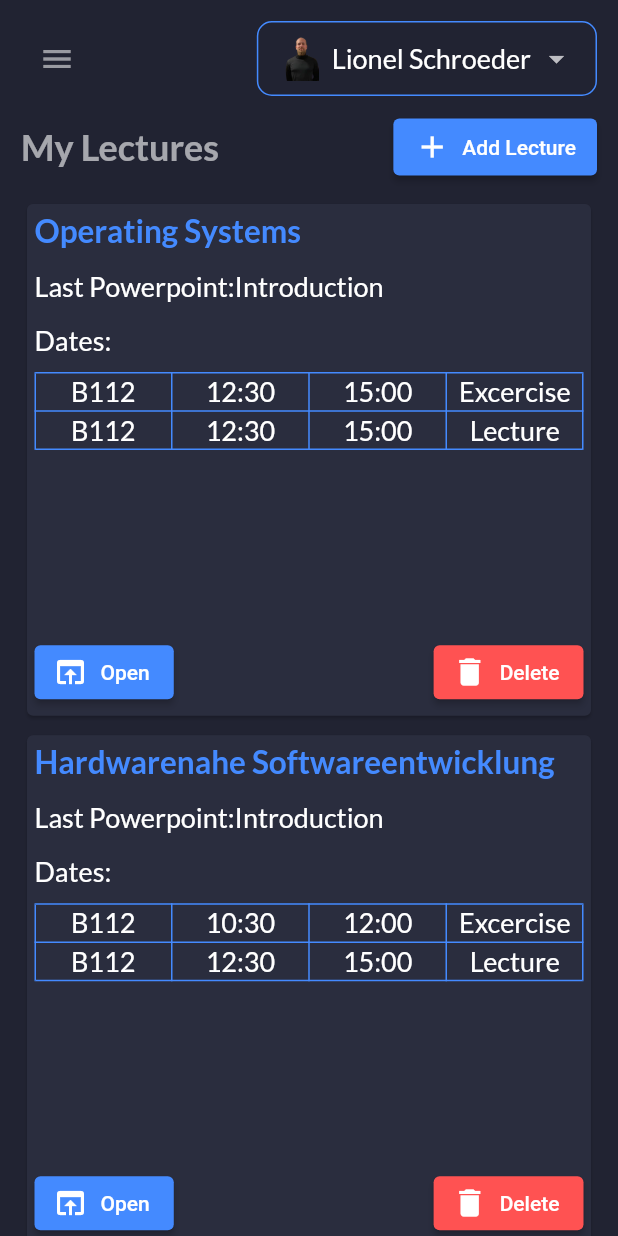
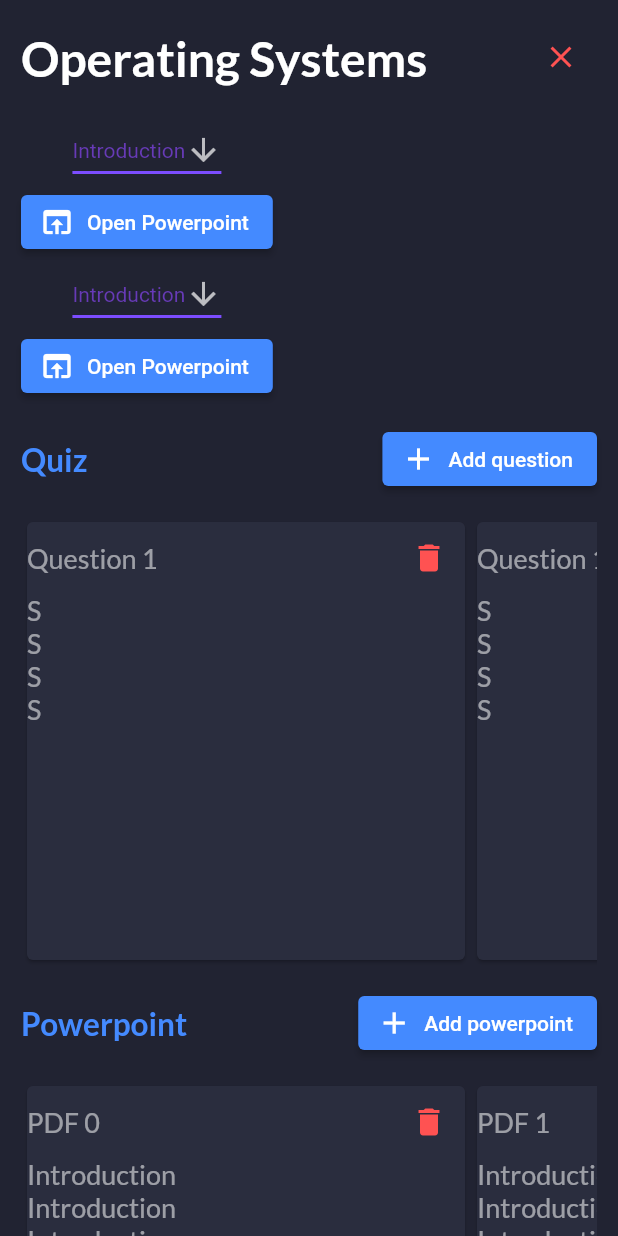
Before and after one commit to SchroederLionel/Crayon_Management, a Flutter app: the Dashboard screen opened by its route, after a tap on "Open", on a phone screen of 412 x 824 dp. Run offline on Flutter 3.47's test engine with Material 2 defaults, Android fonts, the phone set to English and light mode, and no system bars; our stand-ins replace flip_card, google_fonts, scrollable_positioned_list, url_strategy; missing offline and left inert: pdf_render; generated files the repository leaves out were written again.

Commit message:
Presentaion Mode

```diff
--- /dev/null
+++ b/lib/custom_scroll_behavior.dart
@@ -0,0 +1,11 @@
+import 'package:flutter/gestures.dart';
+import 'package:flutter/material.dart';
+
+class CustomScrollBehavior extends MaterialScrollBehavior {
+  // Override behavior methods and getters like dragDevices
+  @override
+  Set<PointerDeviceKind> get dragDevices => {
+        PointerDeviceKind.touch,
+        PointerDeviceKind.mouse,
+      };
+}
--- a/lib/providers/theme_provider.dart
+++ b/lib/providers/theme_provider.dart
@@ -6,7 +6,7 @@ class ThemeProvider extends ChangeNotifier {
   static const hex_primary_color = 0xFF2A2D3E;
   ThemeData light = ThemeData(
       primaryColor: Colors.blueAccent,
-      iconTheme: IconThemeData(color: Colors.black),
+      iconTheme: const IconThemeData(color: Colors.black),
       elevatedButtonTheme: ElevatedButtonThemeData(
           style: ButtonStyle(
         backgroundColor: MaterialStateProperty.all<Color>(Colors.blueAccent),
--- a/lib/route/route.dart
+++ b/lib/route/route.dart
@@ -1,3 +1,5 @@
+import 'package:crayon_management/datamodels/lecture.dart';
+import 'package:crayon_management/screens/presentation/presentation_screen.dart';
 import 'package:flutter/material.dart';
 
 import 'package:crayon_management/screens/login_registration/login.dart';
@@ -8,7 +10,7 @@ import 'package:crayon_management/screens/login_registration/registration.dart';
 const String loginScreen = 'login';
 const String registration = 'registration';
 const String dashboard = 'dashboard';
-const String settings = 'settings';
+const String presentation = 'presentation';
 
 /// Routes of the application.
 Route<dynamic> controller(RouteSettings routerSettings) {
@@ -20,6 +22,11 @@ Route<dynamic> controller(RouteSettings routerSettings) {
           builder: (context) => const RegistrationScreen());
     case dashboard:
       return MaterialPageRoute(builder: (context) => const Dashboard());
+    case presentation:
+      return MaterialPageRoute(
+          builder: (context) => PresentationScreen(
+                lecture: routerSettings.arguments as Lecture,
+              ));
     default:
       return MaterialPageRoute(builder: (context) => const LoginScreen());
   }
--- a/lib/screens/dashboard/components/header.dart
+++ b/lib/screens/dashboard/components/header.dart
@@ -9,8 +9,6 @@ class Header extends StatelessWidget {
 
   @override
   Widget build(BuildContext context) {
-    final menuProvider = Provider.of<MenuProvider>(context, listen: false);
-
     return Row(
       children: [
         if (!Responsive.isDesktop(context))
--- a/lib/screens/dashboard/components/lecture_info_card.dart
+++ b/lib/screens/dashboard/components/lecture_info_card.dart
@@ -1,5 +1,6 @@
 import 'package:crayon_management/datamodels/lecture.dart';
 import 'package:flutter/material.dart';
+import 'package:crayon_management/route/route.dart' as route;
 
 class LectureInfoCard extends StatelessWidget {
   final Lecture lecture;
@@ -94,7 +95,10 @@ class LectureInfoCard extends StatelessWidget {
                 mainAxisAlignment: MainAxisAlignment.spaceBetween,
                 children: [
                   ElevatedButton.icon(
-                      onPressed: () {},
+                      onPressed: () {
+                        Navigator.pushNamed(context, route.presentation,
+                            arguments: lecture);
+                      },
                       icon: Icon(Icons.open_in_browser),
                       label: Text('Open')),
                   ElevatedButton.icon(
--- a/lib/screens/dashboard/components/side_menu.dart
+++ b/lib/screens/dashboard/components/side_menu.dart
@@ -14,7 +14,7 @@ class SideMenu extends StatelessWidget {
     return Drawer(
       elevation: 16,
       child: Container(
-        color: Color(0xFF2A2D3E),
+        color: const Color(0xFF2A2D3E),
         child: SingleChildScrollView(
           child: Column(
             children: [
@@ -29,19 +29,19 @@ class SideMenu extends StatelessWidget {
                 icon: Icons.account_circle,
                 pressed: () {},
               ),
-              DrawerListTile(
-                title: 'Brightness',
-                icon: Icons.lightbulb_outline,
-                pressed: () {
-                  themeProvider.swapTheme();
-                },
+              Consumer<ThemeProvider>(
+                builder: (context, theme, child) => DrawerListTile(
+                  title: 'Brightness',
+                  icon: Icons.lightbulb_outline,
+                  pressed: () {
+                    themeProvider.swapTheme();
+                  },
+                ),
               ),
               DrawerListTile(
                 title: 'Logout',
                 icon: Icons.logout,
-                pressed: () {
-                  print('settings');
-                },
+                pressed: () {},
               ),
             ],
           ),
--- /dev/null
+++ b/lib/screens/presentation/components/controls.dart
@@ -0,0 +1,164 @@
+import 'dart:convert';
+
+import 'package:flutter/material.dart';
+
+import 'package:pdf_render/pdf_render_widgets.dart';
+import 'package:provider/provider.dart';
+import 'package:scrollable_positioned_list/scrollable_positioned_list.dart';
+
+class Controls extends StatelessWidget {
+  Controls({Key? key}) : super(key: key);
+
+  _launchURL(BuildContext context) {
+    ItemScrollController _scrollController = ItemScrollController();
+    double width = MediaQuery.of(context).size.width;
+    double height = MediaQuery.of(context).size.height;
+    Size size = new Size(width, height);
+    String pdf = 'assets/test.pdf';
+    showGeneralDialog(
+        barrierColor: Colors.black,
+        context: context,
+        pageBuilder: (_, __, ___) {
+          return Material(
+            child: Stack(
+              children: [
+                Flexible(
+                  child: PdfDocumentLoader.openAsset(
+                    pdf,
+                    documentBuilder: (context, pdfDocument, pageCount) =>
+                        ScrollablePositionedList.builder(
+                            minCacheExtent: 4,
+                            physics: NeverScrollableScrollPhysics(),
+                            scrollDirection: Axis.horizontal,
+                            itemScrollController: _scrollController,
+                            itemCount: pageCount,
+                            itemBuilder: (context, index) => Container(
+                                  width: width,
+                                  child: PdfPageView(
+                                    pageBuilder: (context,
+                                        PdfPageTextureBuilder textureBuilder,
+                                        pageSize) {
+                                      return textureBuilder();
+                                    },
+                                    //pdfDocument: pdfDocument,
+                                    pageNumber: index + 1,
+                                  ),
+                                )),
+                    onError: (err) {
+                      print(err);
+                    },
+                  ),
+                ),
+                Center(
+                  child: Container(
+                    color: Colors.blue,
+                    child: Row(
+                      mainAxisSize: MainAxisSize.max,
+                      mainAxisAlignment: MainAxisAlignment.spaceBetween,
+                      children: [
+                        IconButton(
+                            onPressed: () {
+                              _scrollController.scrollTo(
+                                  index: 1,
+                                  duration: Duration(milliseconds: 200));
+                            },
+                            icon: Icon(
+                              Icons.arrow_left,
+                              color: Colors.black,
+                              size: 24,
+                            )),
+                        IconButton(
+                            onPressed: () {
+                              _scrollController.scrollTo(
+                                  index: 2,
+                                  duration: Duration(milliseconds: 200));
+                            },
+                            icon: Icon(
+                              Icons.arrow_right,
+                              color: Colors.black,
+                              size: 24,
+                            )),
+                      ],
+                    ),
+                  ),
+                )
+              ],
+            ),
+          );
+        });
+
+    //
+  }
+
+  @override
+  Widget build(BuildContext context) {
+    bool isScreenWide = MediaQuery.of(context).size.width >= 650;
+
+    return Flex(
+      direction: isScreenWide ? Axis.horizontal : Axis.vertical,
+      children: [
+        CustomDropDown(),
+        ElevatedButton.icon(
+            onPressed: () => _launchURL(context),
+            icon: Icon(Icons.open_in_browser),
+            label: Text('Open Powerpoint')),
+        CustomDropDown(),
+        ElevatedButton.icon(
+            onPressed: () {},
+            icon: Icon(Icons.open_in_browser),
+            label: Text('Open Powerpoint')),
+      ],
+    );
+  }
+}
+
+class CustomDropDown extends StatelessWidget {
+  const CustomDropDown({Key? key}) : super(key: key);
+  final String dropdownValue = 'Introduction';
+  @override
+  Widget build(BuildContext context) {
+    return DropdownButton<String>(
+        value: dropdownValue,
+        icon: const Icon(Icons.arrow_downward),
+        iconSize: 24,
+        elevation: 16,
+        style: const TextStyle(color: Colors.deepPurple),
+        underline: Container(
+          height: 2,
+          color: Colors.deepPurpleAccent,
+        ),
+        onChanged: (String? newValue) {},
+        items: <String>['Introduction', 'Chapter 1', 'Chapter 2', 'Chapter 3']
+            .map<DropdownMenuItem<String>>((String value) {
+          return DropdownMenuItem<String>(
+            value: value,
+            child: Text(value),
+          );
+        }).toList());
+  }
+}
+
+
+
+
+
+/**
+ *
+ *
+
+
+     /*FloatingActionButton(
+                  onPressed: () => Navigator.of(context).pop(),
+                  child: Icon(Icons.close)),
+              FloatingActionButton(
+                child: Icon(Icons.first_page),
+                onPressed: () => controller.ready?.goToPage(pageNumber: 1),
+              ),
+              FloatingActionButton(
+                child: Icon(Icons.last_page),
+                onPressed: () => controller.ready
+                    ?.goToPage(pageNumber: controller.currentPageNumber),
+              ),*/
+
+ *
+ */
--- /dev/null
+++ b/lib/screens/presentation/components/powerpoints.dart
@@ -0,0 +1,68 @@
+import 'package:flutter/material.dart';
+
+class Powerpoints extends StatelessWidget {
+  const Powerpoints({Key? key}) : super(key: key);
+
+  @override
+  Widget build(BuildContext context) {
+    return Column(
+      children: [
+        Row(
+          mainAxisAlignment: MainAxisAlignment.spaceBetween,
+          children: [
+            Text(
+              'Powerpoint',
+              style: Theme.of(context).textTheme.subtitle1,
+            ),
+            ElevatedButton.icon(
+                onPressed: () {},
+                icon: Icon(Icons.add),
+                label: Text('Add powerpoint'))
+          ],
+        ),
+        const SizedBox(
+          height: 14,
+        ),
+        Container(
+          height: 150,
+          child: ListView.builder(
+            shrinkWrap: true,
+            scrollDirection: Axis.horizontal,
+            itemCount: 30,
+            itemBuilder: (context, index) {
+              return Container(
+                height: 150,
+                width: 300,
+                child: Card(
+                  child: Column(
+                    children: [
+                      Row(
+                        mainAxisAlignment: MainAxisAlignment.spaceBetween,
+                        children: [
+                          Text('PDF $index'),
+                          IconButton(
+                              onPressed: () {},
+                              icon: const Icon(
+                                Icons.delete,
+                                color: Colors.redAccent,
+                              ))
+                        ],
+                      ),
+                      Expanded(
+                        child: ListView.builder(
+                            itemCount: 4,
+                            itemBuilder: (context, index) {
+                              return Text('Introduction');
+                            }),
+                      )
+                    ],
+                  ),
+                ),
+              );
+            },
+          ),
+        ),
+      ],
+    );
+  }
+}
--- /dev/null
+++ b/lib/screens/presentation/components/quiz.dart
@@ -0,0 +1,103 @@
+import 'package:flutter/material.dart';
+import 'package:flutter/rendering.dart';
+
+class Quiz extends StatelessWidget {
+  const Quiz({Key? key}) : super(key: key);
+
+  @override
+  Widget build(BuildContext context) {
+    return Column(
+      mainAxisSize: MainAxisSize.min,
+      crossAxisAlignment: CrossAxisAlignment.start,
+      mainAxisAlignment: MainAxisAlignment.start,
+      children: [
+        Row(
+          mainAxisAlignment: MainAxisAlignment.spaceBetween,
+          children: [
+            Text(
+              'Quiz',
+              style: Theme.of(context).textTheme.subtitle1,
+            ),
+            ElevatedButton.icon(
+                onPressed: () {},
+                icon: Icon(Icons.add),
+                label: Text('Add question'))
+          ],
+        ),
+        const SizedBox(
+          height: 14,
+        ),
+        Container(
+          height: 300,
+          child: ListView.builder(
+            shrinkWrap: true,
+            scrollDirection: Axis.horizontal,
+            itemCount: 30,
+            itemBuilder: (context, index) {
+              return Container(
+                height: 350,
+                width: 300,
+                child: Card(
+                  child: Column(
+                    children: [
+                      Row(
+                        mainAxisAlignment: MainAxisAlignment.spaceBetween,
+                        children: [
+                          Text('Question 1'),
+                          IconButton(
+                              onPressed: () {},
+                              icon: const Icon(
+                                Icons.delete,
+                                color: Colors.redAccent,
+                              ))
+                        ],
+                      ),
+                      Expanded(
+                        child: ListView.builder(
+                            itemCount: 4,
+                            itemBuilder: (context, index) {
+                              return Text('S');
+                            }),
+                      )
+                    ],
+                  ),
+                ),
+              );
+            },
+          ),
+        ),
+      ],
+    );
+  }
+}
+/**
+ *
+  ListView.builder(
+          scrollDirection: ScrollDirection.h,
+          itemCount: 6,
+          itemBuilder: (context, index) {
+            return Card(
+              child: Column(
+                children: [
+                  Row(
+                    children: [
+                      Text('Question 1'),
+                      IconButton(
+                          onPressed: () {},
+                          icon: const Icon(
+                            Icons.delete,
+                            color: Colors.redAccent,
+                          ))
+                    ],
+                  ),
+                  ListView.builder(
+                      itemCount: 4,
+                      itemBuilder: (context, index) {
+                        return Text('question1');
+                      })
+                ],
+              ),
+            );
+          },
+        ),
+ */
--- /dev/null
+++ b/lib/screens/presentation/presentation_screen.dart
@@ -0,0 +1,56 @@
+import 'package:crayon_management/datamodels/lecture.dart';
+import 'package:crayon_management/screens/presentation/components/controls.dart';
+import 'package:crayon_management/screens/presentation/components/powerpoints.dart';
+import 'package:crayon_management/screens/presentation/components/quiz.dart';
+import 'package:flutter/material.dart';
+import 'package:pdf_render/pdf_render_widgets.dart';
+
+class PresentationScreen extends StatelessWidget {
+  final Lecture lecture;
+  const PresentationScreen({required this.lecture, Key? key}) : super(key: key);
+
+  @override
+  Widget build(BuildContext context) {
+    return Scaffold(
+      body: SafeArea(
+        child: SingleChildScrollView(
+          padding: const EdgeInsets.all(14),
+          child: Column(
+            mainAxisSize: MainAxisSize.min,
+            crossAxisAlignment: CrossAxisAlignment.start,
+            children: [
+              Row(
+                mainAxisAlignment: MainAxisAlignment.spaceBetween,
+                children: [
+                  Text(
+                    lecture.title,
+                    style: Theme.of(context).textTheme.headline1,
+                  ),
+                  IconButton(
+                      onPressed: () => Navigator.pop(context),
+                      icon: Icon(
+                        Icons.close,
+                        size: 24,
+                        color: Colors.redAccent,
+                      ))
+                ],
+              ),
+              SizedBox(
+                height: 14,
+              ),
+              Controls(),
+              SizedBox(
+                height: 14,
+              ),
+              Quiz(),
+              SizedBox(
+                height: 14,
+              ),
+              Powerpoints(),
+            ],
+          ),
+        ),
+      ),
+    );
+  }
+}
--- a/lib/widgets/language_widget.dart
+++ b/lib/widgets/language_widget.dart
@@ -9,7 +9,7 @@ class LanguageWidget extends StatelessWidget {
   @override
   Widget build(BuildContext context) {
     final locale = Localizations.localeOf(context);
-    final localeProvider = Provider.of<LocaleProvider>(context);
+    final localeProvider = Provider.of<LocaleProvider>(context, listen: false);
 
     return DropdownButton(
       value: locale,
--- a/pubspec.yaml
+++ b/pubspec.yaml
@@ -32,6 +32,7 @@ dependencies:
   flutter_localizations: # Add this line
     sdk: flutter
   intl: ^0.17.0
+
   # The following adds the Cupertino Icons font to your application.
   # Use with the CupertinoIcons class for iOS style icons.
   cupertino_icons: ^1.0.2
@@ -40,6 +41,8 @@ dependencies:
   google_fonts: ^2.1.0
   url_strategy: ^0.2.0
   flip_card: ^0.5.0
+  pdf_render: ^1.0.13
+  scrollable_positioned_list: ^0.2.0-nullsafety.0
 
 dev_dependencies:
   flutter_test:
@@ -64,6 +67,9 @@ flutter:
   uses-material-design: true
   assets:
     - assets/images/
+    - assets/DataAnalysis.pdf
+    - assets/QuantumComputing.pdf
+    - assets/test.pdf
   # To add assets to your application, add an assets section, like this:
   # assets:
   #   - images/a_dot_burr.jpeg
```
Also changed, not shown: lib/main.dart (+7 -1 lines), lib/providers/presentation_provider.dart (added, +28 -0 lines), 4 other files.
